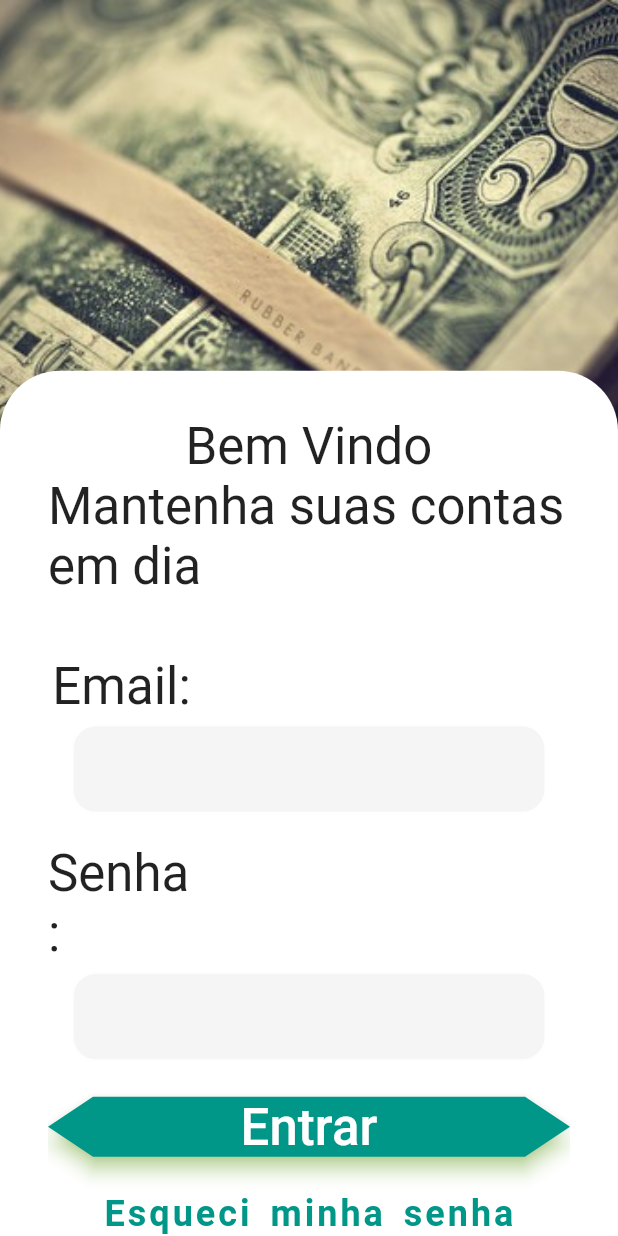
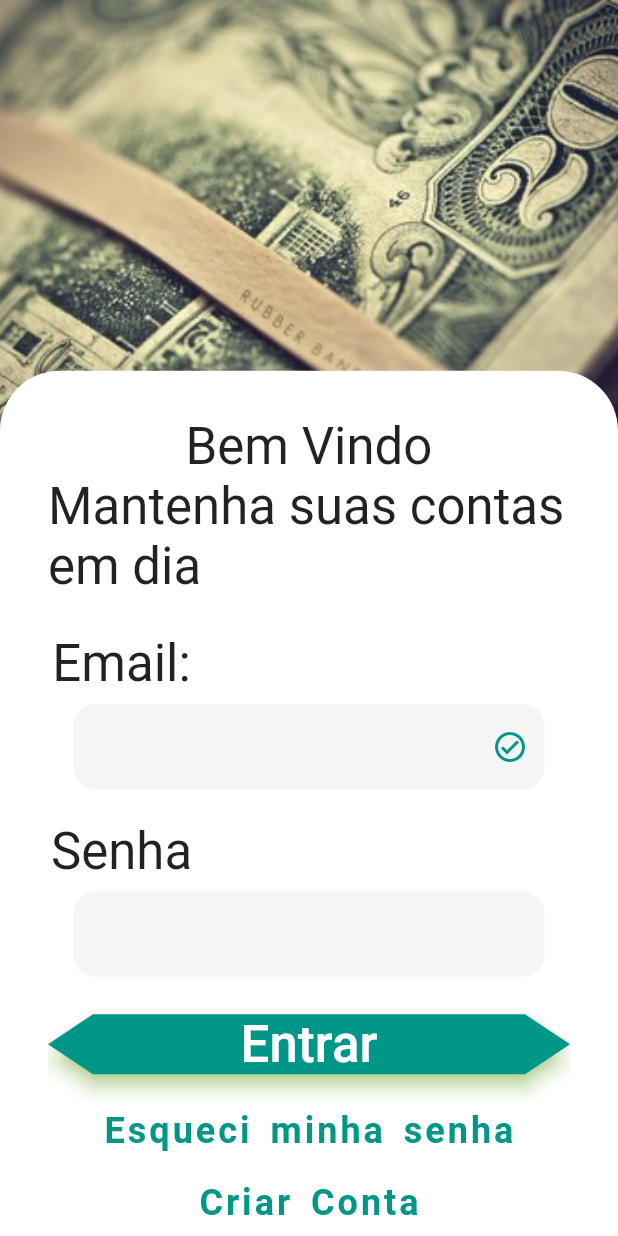
Before and after one commit to CadisRaziel/zero_to_hero_app_financas, a Flutter app: the screen it shows after launch, on a phone screen of 412 x 824 dp. Run offline on Flutter 3.47's test engine with Material 2 defaults, Android fonts, the phone set to English and light mode, and no system bars; our stand-ins replace google_fonts.

Commit message:
dividimos os input em 2 o inputPass e o inputEmail pois o gabriel fez um enum e não achei legal copiar e estava dando erro... então prefiri dividir o widget em dois, criamos as validações somente utilizand o typedef e inserimos as imagems 1x 2x 3x

```diff
--- a/lib/modules/login/login_page.dart
+++ b/lib/modules/login/login_page.dart
@@ -4,7 +4,8 @@ import 'package:zero_to_hero/shared/theme/app_images.dart';
 import 'package:zero_to_hero/shared/theme/app_text_Style.dart';
 
 import 'widgets/button_text_widget.dart';
-import 'widgets/input_text_widget.dart';
+import 'widgets/input_text_email_widget.dart';
+import 'widgets/Input_text_pass_widget.dart';
 
 class LoginPage extends StatefulWidget {
   const LoginPage({Key? key}) : super(key: key);
@@ -21,13 +22,12 @@ class _LoginPageState extends State<LoginPage> {
       body: Stack(
         children: [
           Align(
-            alignment: Alignment.topCenter,
-            child: Container(
-              width: size.width,
-              height: size.height * 0.4,
-              child: Image.asset(AppImages.logoLogin, fit: BoxFit.fitHeight),
-            )
-          ),
+              alignment: Alignment.topCenter,
+              child: Container(
+                width: size.width,
+                height: size.height * 0.4,
+                child: Image.asset(AppImages.logoLogin, fit: BoxFit.fitHeight),
+              )),
           Align(
             alignment: Alignment.bottomCenter,
             child: Container(
@@ -51,34 +51,40 @@ class _LoginPageState extends State<LoginPage> {
                         'Mantenha suas contas em dia',
                         style: TextStyles.titleHome,
                       ),
-                      SizedBox(height: 40),
+                      SizedBox(height: 25),
+
                       ///[caso eu coloque o botão logar com google tenho que por height:20]
                       // SizedBox(height: 20),
-                      InputTextWidget(
+                      InputTextEmailWidget(
+                        onValidate: (value) => value.contains('@') ? '' : 'Email inválido',
                         label: 'Email:',
                       ),
                       SizedBox(
                         height: 20,
                       ),
-                      InputTextWidget(
-                        label: 'Senha:',
+                      InputTextPassWidget(
+                        onValidate: (value) => value.length >= 6 ? '' : 'A senha deve ter no mínimo 6 caracteres',
+                        label: 'Senha',
                       ),
                       ElevatedButtonWidget(
-                        voidCallback: (){},
+                        voidCallback: () {},
                         label: 'Entrar',
                       ),
+
                       ///[caso eu queria um botão para entrar com conta google]
                       // ElevatedButtonWidget(
                       //   voidCallback: (){},
                       //   label: 'Entrar',
                       // ),
-                      SizedBox(height: 10,),
+                      SizedBox(
+                        height: 10,
+                      ),
                       ButtonTextWidget(
-                      voidCallback: (){},
+                        voidCallback: () {},
                         label: 'Esqueci minha senha',
                       ),
                       ButtonTextWidget(
-                        voidCallback: (){},
+                        voidCallback: () {},
                         label: 'Criar Conta',
                       ),
                     ],
--- a/lib/modules/login/widgets/input_text_widget.dart
+++ b/lib/modules/login/widgets/Input_text_pass_widget.dart
@@ -2,12 +2,35 @@ import 'package:flutter/material.dart';
 
 import 'package:zero_to_hero/shared/theme/app_text_Style.dart';
 
-class InputTextWidget extends StatelessWidget {
+///[Observação importante]
+///precisei dividir o mesmo widget em dois pois eu nao consegui habilitar o nullsafety em um 'enum'
+///pois eu precisava colocar os 'suffixIcon'
+
+//typedef para verificar se o email esta correto ou não
+typedef String InputValidate(String value);
+
+class InputTextPassWidget extends StatefulWidget {
   final String label;
-  const InputTextWidget({
+  final InputValidate onValidate;
+  const InputTextPassWidget({
     Key? key,
     required this.label,
+    required this.onValidate,
   }) : super(key: key);
+
+  @override
+  _InputTextPassWidgetState createState() => _InputTextPassWidgetState();
+}
+
+class _InputTextPassWidgetState extends State<InputTextPassWidget> {
+  String? _error;
+
+  void onChangedValidate(String value) {
+    if (value.isNotEmpty) {
+      _error = widget.onValidate(value);
+      setState(() {});
+    }
+  }
 
   @override
   Widget build(BuildContext context) {
@@ -16,15 +39,21 @@ class InputTextWidget extends StatelessWidget {
         Padding(
           padding: const EdgeInsets.only(bottom: 6, right: 250),
           child: Text(
-            label,
+            widget.label,
             style: TextStyles.titleHome,
           ),
         ),
         Padding(
           padding: const EdgeInsets.only(left: 16, right: 16),
           child: TextField(
+            onChanged: onChangedValidate,
             cursorColor: Colors.teal,
+            style: TextStyles.emailSenha,
+            obscureText: true,
             decoration: InputDecoration(
+              errorText: _error,
+              //focusedErrorBorder = para tirar a linha vermelha do input quando email não é validio
+              focusedErrorBorder: InputBorder.none,
               filled: true,
               focusedBorder: OutlineInputBorder(
                 borderRadius: BorderRadius.circular(16),
--- /dev/null
+++ b/lib/modules/login/widgets/input_text_email_widget.dart
@@ -0,0 +1,77 @@
+import 'package:flutter/material.dart';
+
+import 'package:zero_to_hero/shared/theme/app_text_Style.dart';
+
+///[Observação importante]
+///precisei dividir o mesmo widget em dois pois eu nao consegui habilitar o nullsafety em um 'enum'
+///pois eu precisava colocar os 'suffixIcon'
+
+//typedef para verificar se o email esta correto ou não
+typedef String InputValidate(String value);
+
+class InputTextEmailWidget extends StatefulWidget {
+  final String label;
+  final InputValidate onValidate;
+  const InputTextEmailWidget({
+    Key? key,
+    required this.label,
+    required this.onValidate,
+  }) : super(key: key);
+
+  @override
+  _InputTextEmailWidgetState createState() => _InputTextEmailWidgetState();
+}
+
+class _InputTextEmailWidgetState extends State<InputTextEmailWidget> {
+  String? _error;
+
+  void onChangedValidate(String value) {
+    if (value.isNotEmpty) {
+      _error = widget.onValidate(value);
+      setState(() {});
+    }
+  }
+
+  @override
+  Widget build(BuildContext context) {
+    return Column(
+      children: [
+        Padding(
+          padding: const EdgeInsets.only(bottom: 6, right: 250),
+          child: Text(
+            widget.label,
+            style: TextStyles.titleHome,
+          ),
+        ),
+        Padding(
+          padding: const EdgeInsets.only(left: 16, right: 16),
+          child: TextField(
+            onChanged: onChangedValidate,
+            cursorColor: Colors.teal,
+            style: TextStyles.emailSenha,
+            decoration: InputDecoration(
+              errorText: _error,
+              //focusedErrorBorder = para tirar a linha vermelha do input quando email não é validio
+              focusedErrorBorder: InputBorder.none,
+              suffixIcon: Icon(
+                Icons.check_circle_outline_outlined,
+                color: Colors.teal,
+              ),
+              filled: true,
+              focusedBorder: OutlineInputBorder(
+                borderRadius: BorderRadius.circular(16),
+                borderSide: BorderSide(
+                    color: Colors.teal, style: BorderStyle.solid, width: 1),
+              ),
+              enabledBorder: OutlineInputBorder(
+                borderRadius: BorderRadius.circular(16),
+                borderSide: BorderSide(
+                    color: Colors.white, style: BorderStyle.solid, width: 1),
+              ),
+            ),
+          ),
+        ),
+      ],
+    );
+  }
+}
--- a/lib/shared/theme/app_text_Style.dart
+++ b/lib/shared/theme/app_text_Style.dart
@@ -12,4 +12,7 @@ class TextStyles {
     letterSpacing: 2,
     wordSpacing: 4
   );
+   static final emailSenha = GoogleFonts.inconsolata(
+    fontSize: 18, fontWeight: FontWeight.w500, color: Color(0xFF7F85A2)
+  );
 }
```
